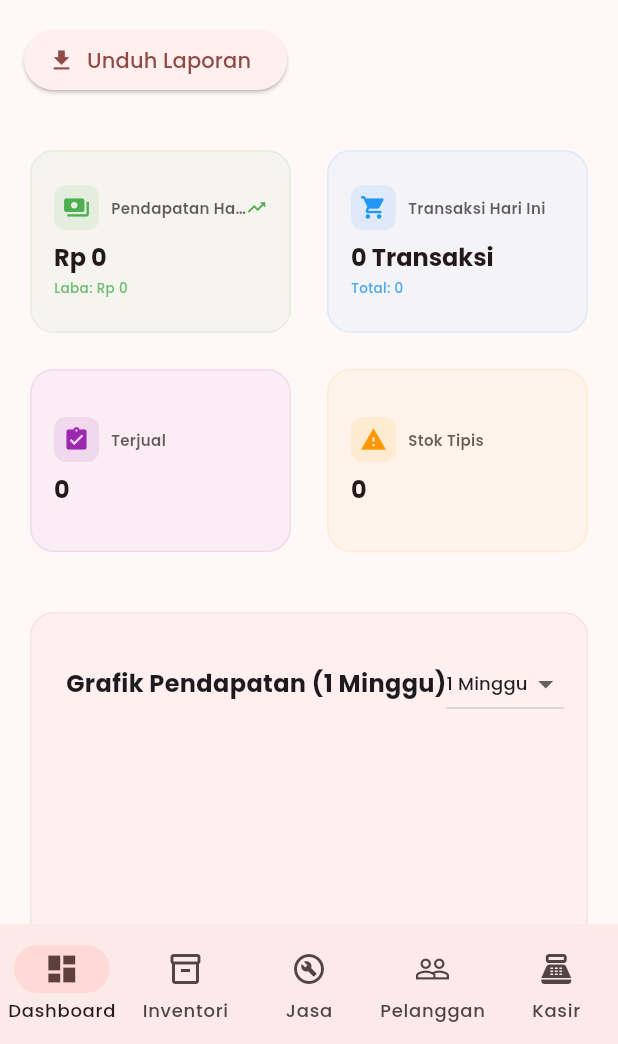
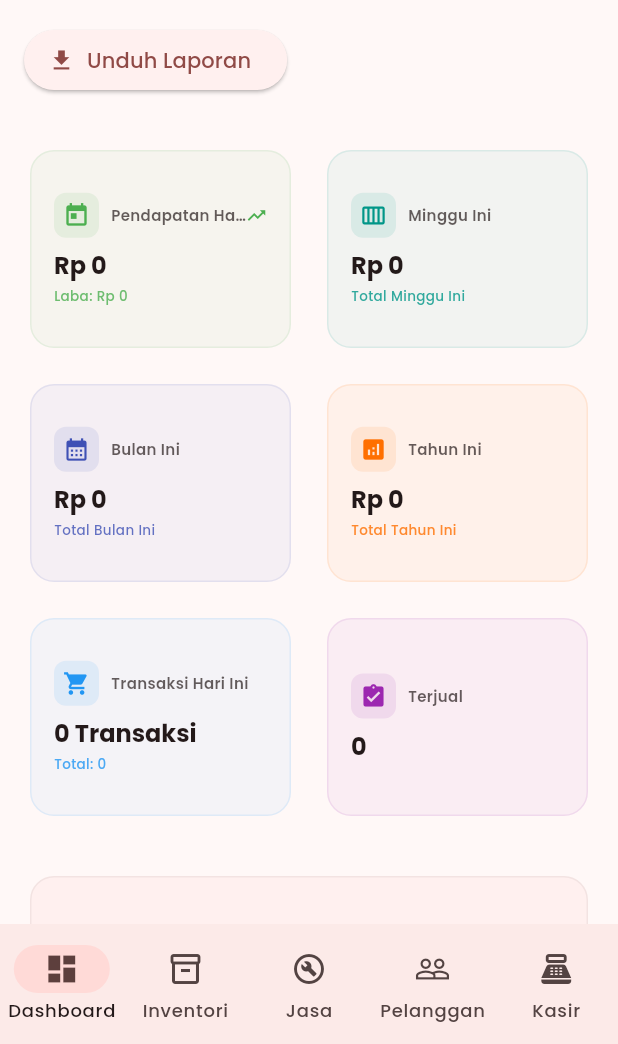
Before and after one commit to mountalgoid/kasirmotor, a Flutter app: the screen it shows after launch, on a phone screen of 412 x 824 dp, the part 192-1236 px from its top. Run offline on Flutter 3.47's test engine with Material 3 defaults, Android fonts, the phone set to English and light mode, and no system bars; drawn by our look-alikes of fl_chart; our stand-ins replace google_fonts, image_picker, pdf, printing, shared_preferences; accounts and stored records are empty.

Commit message:
Expand dashboard revenue stats to multiple timeframes (Today, Week, Month, Year).
- Added distinct stat cards for Today, This Week, This Month, and This Year revenue.
- Updated detailed revenue modal to show summary breakdowns (Omzet and Laba Bersih) for all timeframes.
- Maintained real-time daily trend indicators.
- Refined stat grid layout for better visibility of comprehensive metrics.

Co-authored-by: mountalgoid <255327229+mountalgoid@users.noreply.github.com>

```diff
--- a/lib/widgets/dashboard_home.dart
+++ b/lib/widgets/dashboard_home.dart
@@ -33,6 +33,9 @@ class _DashboardHomeState extends State<DashboardHome> {
     final now = DateTime.now();
     final today = DateTime(now.year, now.month, now.day);
     final yesterday = today.subtract(const Duration(days: 1));
+    final startOfWeek = today.subtract(Duration(days: now.weekday - 1));
+    final startOfMonth = DateTime(now.year, now.month, 1);
+    final startOfYear = DateTime(now.year, 1, 1);
 
     final todayTransactions = provider.transactions.where((tx) =>
       tx.date.isAfter(today.subtract(const Duration(seconds: 1)))).toList();
@@ -41,9 +44,22 @@ class _DashboardHomeState extends State<DashboardHome> {
       tx.date.isAfter(yesterday.subtract(const Duration(seconds: 1))) &&
       tx.date.isBefore(today)).toList();
 
+    final weekTransactions = provider.transactions.where((tx) =>
+      tx.date.isAfter(startOfWeek.subtract(const Duration(seconds: 1)))).toList();
+
+    final monthTransactions = provider.transactions.where((tx) =>
+      tx.date.isAfter(startOfMonth.subtract(const Duration(seconds: 1)))).toList();
+
+    final yearTransactions = provider.transactions.where((tx) =>
+      tx.date.isAfter(startOfYear.subtract(const Duration(seconds: 1)))).toList();
+
     double todayRevenue = todayTransactions.fold(0, (sum, tx) => sum + tx.totalAmount);
     double todayProfit = todayTransactions.fold(0, (sum, tx) => sum + tx.totalProfit);
     int todayCount = todayTransactions.length;
+
+    double weekRevenue = weekTransactions.fold(0, (sum, tx) => sum + tx.totalAmount);
+    double monthRevenue = monthTransactions.fold(0, (sum, tx) => sum + tx.totalAmount);
+    double yearRevenue = yearTransactions.fold(0, (sum, tx) => sum + tx.totalAmount);
 
     double yesterdayRevenue = yesterdayTransactions.fold(0, (sum, tx) => sum + tx.totalAmount);
 
@@ -88,7 +104,7 @@ class _DashboardHomeState extends State<DashboardHome> {
                   shrinkWrap: true,
                   physics: const NeverScrollableScrollPhysics(),
                   crossAxisCount: crossAxisCount,
-                  childAspectRatio: constraints.maxWidth < 600 ? 1.4 : 1.8,
+                  childAspectRatio: constraints.maxWidth < 600 ? 1.3 : 1.7,
                   crossAxisSpacing: 16,
                   mainAxisSpacing: 16,
                   children: [
@@ -96,10 +112,37 @@ class _DashboardHomeState extends State<DashboardHome> {
                       context,
                       'Pendapatan Hari Ini',
                       currencyFormat.format(todayRevenue),
-                      Icons.payments,
+                      Icons.today,
                       Colors.green,
                       subtitle: 'Laba: ${currencyFormat.format(todayProfit)}',
                       trend: revenueTrend,
+                      onTap: () => _showRevenueDetails(context, provider, currencyFormat),
+                    ),
+                    _buildStatCard(
+                      context,
+                      'Minggu Ini',
+                      currencyFormat.format(weekRevenue),
+                      Icons.calendar_view_week,
+                      Colors.teal,
+                      subtitle: 'Total Minggu Ini',
+                      onTap: () => _showRevenueDetails(context, provider, currencyFormat),
+                    ),
+                    _buildStatCard(
+                      context,
+                      'Bulan Ini',
+                      currencyFormat.format(monthRevenue),
+                      Icons.calendar_month,
+                      Colors.indigo,
+                      subtitle: 'Total Bulan Ini',
+                      onTap: () => _showRevenueDetails(context, provider, currencyFormat),
+                    ),
+                    _buildStatCard(
+                      context,
+                      'Tahun Ini',
+                      currencyFormat.format(yearRevenue),
+                      Icons.analytics,
+                      Colors.amber[900]!,
+                      subtitle: 'Total Tahun Ini',
                       onTap: () => _showRevenueDetails(context, provider, currencyFormat),
                     ),
                     _buildStatCard(
@@ -112,7 +155,6 @@ class _DashboardHomeState extends State<DashboardHome> {
                       onTap: () => _showTransactionDetails(context, provider, currencyFormat),
                     ),
                     _buildStatCard(context, 'Terjual', totalPartsSold.toString(), Icons.assignment_turned_in, Colors.purple, onTap: () => _showItemsSoldDetails(context, provider, currencyFormat)),
-                    _buildStatCard(context, 'Stok Tipis', provider.spareParts.where((p) => p.stock < 5).length.toString(), Icons.warning, Colors.orange, onTap: () => _showLowStockDetails(context, provider, currencyFormat)),
                   ],
                 );
               }
@@ -420,12 +462,23 @@ class _DashboardHomeState extends State<DashboardHome> {
   }
 
   void _showRevenueDetails(BuildContext context, WorkshopProvider provider, NumberFormat format) {
-    double cashRev = provider.transactions.where((t) => t.paymentMethod == PaymentMethod.cash).fold(0, (sum, t) => sum + t.totalAmount);
-    double transferRev = provider.transactions.where((t) => t.paymentMethod == PaymentMethod.transfer).fold(0, (sum, t) => sum + t.totalAmount);
-    double totalProfit = provider.transactions.fold(0, (sum, t) => sum + t.totalProfit);
+    final now = DateTime.now();
+    final today = DateTime(now.year, now.month, now.day);
+    final startOfWeek = today.subtract(Duration(days: now.weekday - 1));
+    final startOfMonth = DateTime(now.year, now.month, 1);
+    final startOfYear = DateTime(now.year, 1, 1);
+
+    double getRev(List<Transaction> txs) => txs.fold(0, (sum, t) => sum + t.totalAmount);
+    double getProfit(List<Transaction> txs) => txs.fold(0, (sum, t) => sum + t.totalProfit);
+
+    final todayT = provider.transactions.where((tx) => tx.date.isAfter(today.subtract(const Duration(seconds: 1)))).toList();
+    final weekT = provider.transactions.where((tx) => tx.date.isAfter(startOfWeek.subtract(const Duration(seconds: 1)))).toList();
+    final monthT = provider.transactions.where((tx) => tx.date.isAfter(startOfMonth.subtract(const Duration(seconds: 1)))).toList();
+    final yearT = provider.transactions.where((tx) => tx.date.isAfter(startOfYear.subtract(const Duration(seconds: 1)))).toList();
 
     showModalBottomSheet(
       context: context,
+      isScrollControlled: true,
       shape: const RoundedRectangleBorder(borderRadius: BorderRadius.vertical(top: Radius.circular(20))),
       builder: (context) => Padding(
         padding: const EdgeInsets.all(24),
@@ -433,15 +486,33 @@ class _DashboardHomeState extends State<DashboardHome> {
           mainAxisSize: MainAxisSize.min,
           crossAxisAlignment: CrossAxisAlignment.start,
           children: [
-            const Text('Detail Pendapatan', style: TextStyle(fontSize: 18, fontWeight: FontWeight.bold)),
+            const Text('Ringkasan Pendapatan', style: TextStyle(fontSize: 18, fontWeight: FontWeight.bold)),
             const SizedBox(height: 24),
-            _detailRow('Total Pendapatan Kotor', format.format(cashRev + transferRev), isBold: true),
-            _detailRow('Total Pendapatan Bersih (Laba)', format.format(totalProfit), color: Colors.green, isBold: true),
-            const Divider(height: 32),
-            _detailRow('Pembayaran Tunai', format.format(cashRev)),
-            _detailRow('Pembayaran Transfer/QRIS', format.format(transferRev)),
+            _revenueSection('Hari Ini', getRev(todayT), getProfit(todayT), format, Colors.green),
+            const Divider(),
+            _revenueSection('Minggu Ini', getRev(weekT), getProfit(weekT), format, Colors.teal),
+            const Divider(),
+            _revenueSection('Bulan Ini', getRev(monthT), getProfit(monthT), format, Colors.indigo),
+            const Divider(),
+            _revenueSection('Tahun Ini', getRev(yearT), getProfit(yearT), format, Colors.orange),
+            const SizedBox(height: 16),
           ],
         ),
+      ),
+    );
+  }
+
+  Widget _revenueSection(String label, double revenue, double profit, NumberFormat format, Color color) {
+    return Padding(
+      padding: const EdgeInsets.symmetric(vertical: 8),
+      child: Column(
+        crossAxisAlignment: CrossAxisAlignment.start,
+        children: [
+          Text(label, style: TextStyle(fontWeight: FontWeight.bold, color: color)),
+          const SizedBox(height: 8),
+          _detailRow('Omzet', format.format(revenue)),
+          _detailRow('Laba Bersih', format.format(profit), color: Colors.green),
+        ],
       ),
     );
   }
```
